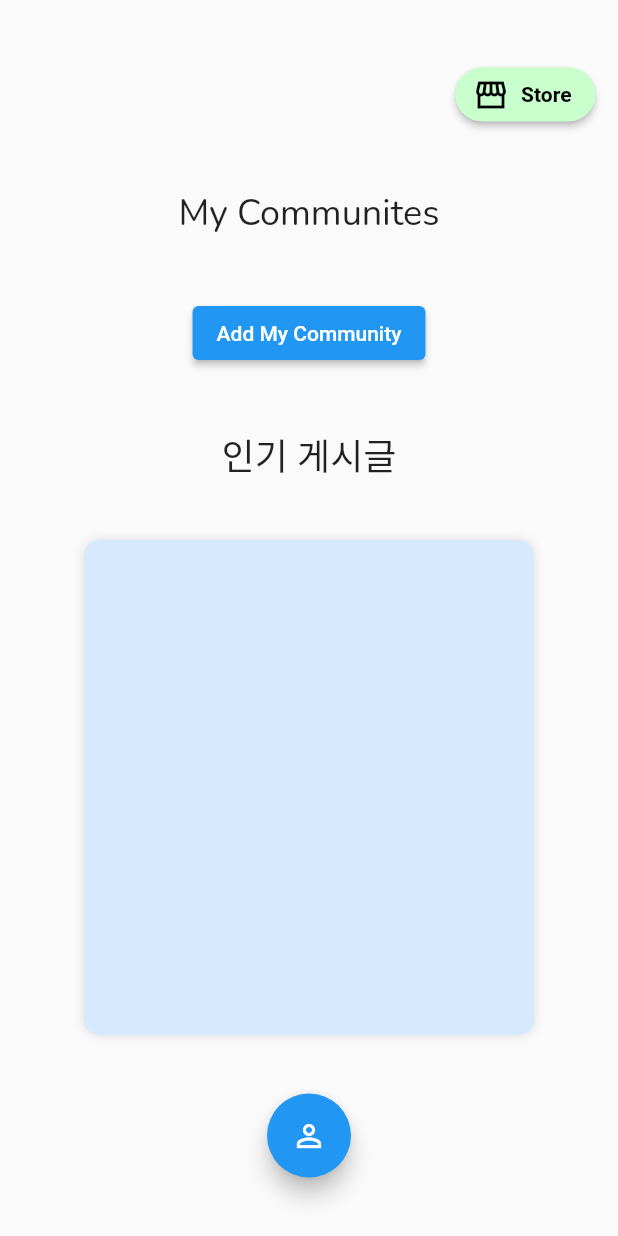
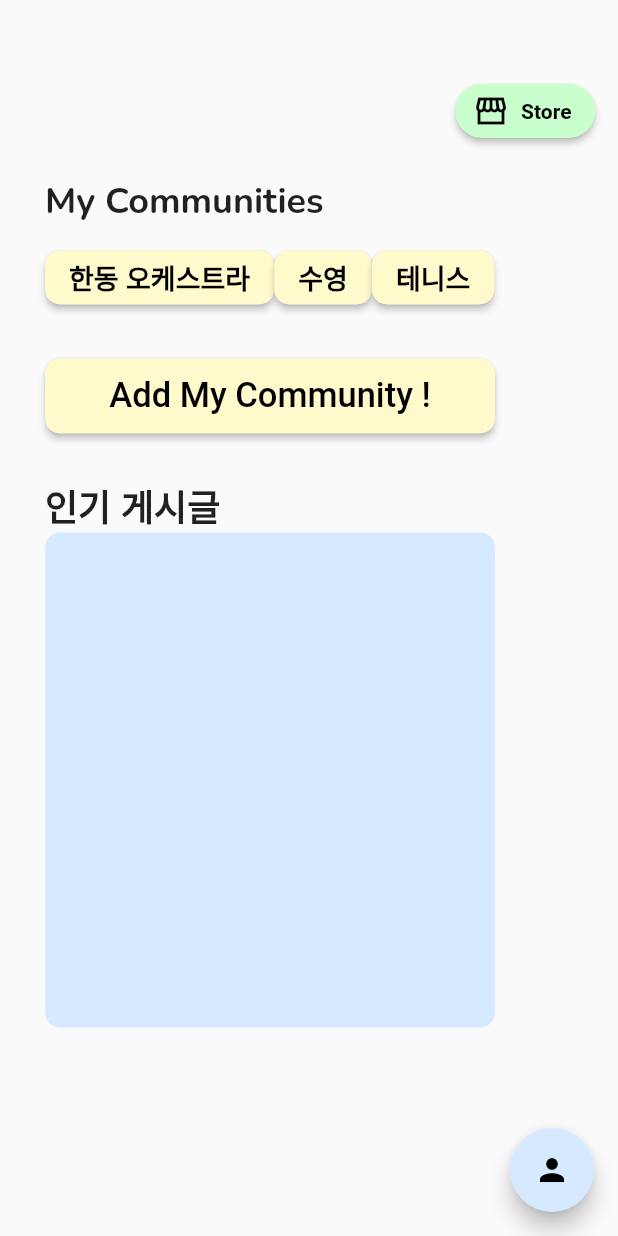
Before and after one commit to ramrami-12/hobbyhobby, a Flutter app: the HomePage screen opened by its route, on a phone screen of 412 x 824 dp. Run offline on Flutter 3.47's test engine with Material 2 defaults, Android fonts, the phone set to English and light mode, and no system bars; our stand-ins replace cloud_firestore, firebase_auth, firebase_core, firebase_database, firebase_storage, get and 6 more; accounts and stored records are empty; Roboto replaces fonts that are missing (NanumSquareRoundR).

Commit message:
1.0 final version
change home

```diff
--- a/lib/screens/homePage/home.dart
+++ b/lib/screens/homePage/home.dart
@@ -1,8 +1,19 @@
-// written by haram
-// ignore_for_file: prefer_const_literals_to_create_immutables, prefer_const_constructors
-
+// ignore_for_file: prefer_const_constructors, prefer_const_literals_to_create_immutables
+//refactoring by haram
+import 'dart:async';
+import 'package:cloud_firestore/cloud_firestore.dart';
+import 'package:firebase_auth/firebase_auth.dart';
 import 'package:flutter/material.dart';
+import 'package:get/get.dart';
 import 'package:hobbyhobby/components/top_bar.dart';
+import 'package:hobbyhobby/screens/MyInfo/myinfo.dart';
+import 'package:hobbyhobby/screens/MyInfo/myinfoMain.dart';
+import 'package:hobbyhobby/screens/MyPreferencePage/my_peference.dart';
+import 'package:hobbyhobby/screens/communityListPage/community_list.dart';
+import 'package:hobbyhobby/models/firebase.dart';
+import 'package:hobbyhobby/models/structure.dart';
+import 'package:hobbyhobby/screens/homePage/local_widget/add_community_btn.dart';
+import 'package:hobbyhobby/screens/homePage/local_widget/my_community_btn.dart';
 
 class HomePage extends StatefulWidget {
   const HomePage({Key? key}) : super(key: key);
@@ -14,132 +25,124 @@ class HomePage extends StatefulWidget {
 class _HomePageState extends State<HomePage> {
   @override
   Widget build(BuildContext context) {
+    final currentUser = FirebaseAuth.instance.currentUser!;
+    Users users = Users();
+
+    List<String> myComList = ['한동 오케스트라', '수영', '테니스'];
+
+    getUserInfo(users, currentUser);
+
     return Scaffold(
       body: SafeArea(
         child: Column(
-        mainAxisAlignment: MainAxisAlignment.spaceEvenly,
+          mainAxisAlignment: MainAxisAlignment.start,
           children: <Widget>[
+            SizedBox(
+              height: 50,
+            ),
             Row(
               mainAxisAlignment: MainAxisAlignment.end,
               children: [
                 StoreButton(),
               ],
             ),
+            SizedBox(
+              height: 20,
+            ),
+            Row(
+              mainAxisAlignment: MainAxisAlignment.start,
+              children: [
+                SizedBox(
+                  width: 30,
+                ),
                 Text(
-            'My Communites',
-            style: TextStyle(fontFamily: 'Nunito', fontSize: 24),
-            // textAlign: TextAlign.left,
+                  'My Communities',
+                  style: TextStyle(
+                      fontFamily: 'Nunito',
+                      fontSize: 24,
+                      fontWeight: FontWeight.bold),
                 ),
-          //community button
-          ElevatedButton(child: Text('Add My Community'), onPressed: (){}),
+              ],
+            ),
+            SizedBox(
+              height: 10,
+            ),
+            Row(
+              children: [
+                SizedBox(
+                  width: 30,
+                ),
+                MyCommunityButton(items: myComList),
+              ],
+            ),
+            SizedBox(
+              height: 30,
+            ),
+            Row(
+              mainAxisAlignment: MainAxisAlignment.start,
+              children: [
+                SizedBox(
+                  width: 30,
+                ),
+                AddCommunityButton(),
+              ],
+            ),
+            SizedBox(
+              height: 30,
+            ),
+            Row(
+              mainAxisAlignment: MainAxisAlignment.start,
+              children: [
+                SizedBox(
+                  width: 30,
+                ),
                 Text(
                   '인기 게시글',
-            style: TextStyle(fontFamily: 'Nunito', fontSize: 24),
+                  style: TextStyle(
+                      fontFamily: 'Nunito',
+                      fontSize: 24,
+                      fontWeight: FontWeight.bold),
+                ),
+              ],
+            ),
+            Row(
+              mainAxisAlignment: MainAxisAlignment.start,
+              children: [
+                SizedBox(
+                  width: 30,
                 ),
                 SizedBox(
                   width: 300,
                   height: 330,
                   child: Container(
                     decoration: BoxDecoration(
+                      borderRadius: BorderRadius.circular(10),
                       color: Color(0xffD7E9FF),
-                borderRadius: BorderRadius.circular(10),
-                boxShadow: [BoxShadow(color: Colors.black12, blurRadius: 5)],
                     ),
                   ),
                 ),
-          // frame
-          FloatingActionButton(
-            onPressed: () {},
-            child: Icon(
-              Icons.person_outline,
+              ],
             ),
+            SizedBox(
+              height: 30,
             )
           ],
-      )),
+        ),
+      ),
+      floatingActionButton: FloatingActionButton(
+        onPressed: () {
+          Get.to(MyInfoMain(
+            uid: currentUser.uid,
+            name: users.user_name,
+            sex: users.sex,
+            personality: users.personality,
+            tmp: 0,
+            imgName: users.profile_image_id,
+          ));
+        },
+        backgroundColor: Color(0xffD7E9FF),
+        child: const Icon(Icons.person, color: Colors.black),
+      ),
     );
   }
 }
-
-
-// // ignore_for_file: prefer_const_constructors
-
-// import 'package:flutter/material.dart';
-// import 'package:get/get.dart';
-// import 'package:hobbyhobby/screens/MyPreferencePage/my_peference.dart';
-// import 'package:hobbyhobby/screens/communityListPage/community_list.dart';
-// import 'package:hobbyhobby/screens/groupPage/group.dart';
-// import 'package:hobbyhobby/models/firebase.dart';
-
-// class HomePage extends StatefulWidget {
-//   const HomePage({Key? key, required this.title}) : super(key: key);
-//   final String title;
-
-//   @override
-//   State<HomePage> createState() => _HomePageState();
-// }
-
-// class _HomePageState extends State<HomePage> {
-//   @override
-//   Widget build(BuildContext context) {
-//     return Scaffold(
-//       appBar: AppBar(
-//         title: Text(widget.title),
-//       ),
-//       body: SafeArea(
-//         child: Center(
-//           child: Column(
-//             mainAxisAlignment: MainAxisAlignment.center,
-//             children: <Widget>[
-//               ElevatedButton(
-//                 onPressed: () {
-//                   Get.to(MyPreferPage(userId: 'bNAQJdr1Uoi7iCylFkCo',));
-//                 },
-//                 child: Text(
-//                   'Preferences',
-//                   style: TextStyle(
-//                     fontFamily: 'NanumSquareRoundR',
-//                     fontSize: 30,
-//                   ),
-//                 ),
-//               ),
-//               ElevatedButton(
-//                 onPressed: () {
-//                   Get.to(GroupPage(userId: 'bNAQJdr1Uoi7iCylFkCo',));
-//                 },
-//                 child: Text(
-//                   'Group Page',
-//                   style: TextStyle(
-//                     fontFamily: 'NanumSquareRoundR',
-//                     fontSize: 30,
-//                   ),
-//                 ),
-//               ),
-//               Container(
-//                 height: 50,
-//                 child: ElevatedButton(
-//                   style: ElevatedButton.styleFrom(
-//                     primary: Color(0xffFFFACC),
-//                     shape: RoundedRectangleBorder(
-//                       borderRadius: BorderRadius.circular(10), // <-- Radius
-//                     ),
-//                   ),
-//                   onPressed: () {
-//                     Get.to(CommunitylistPage());
-//                   },
-//                   child: Text(
-//                     'Add My Community !',
-//                     style: TextStyle(
-//                       fontFamily: 'NanumSquareRoundR',
-//                       fontSize: 23,
-//                       color: Colors.black,
-//                     ),
-//                   ),
-//                 ),
-//               )
-//             ],
-//           ),
-//         ),
-//       ),
-//     );
-//   }
-// }
```
Also changed, not shown: lib/screens/homePage/local_widget/store_button.dart (deleted), pubspec.lock (added), 1 other file. Lines whose indentation alone changed are shown as unchanged.
